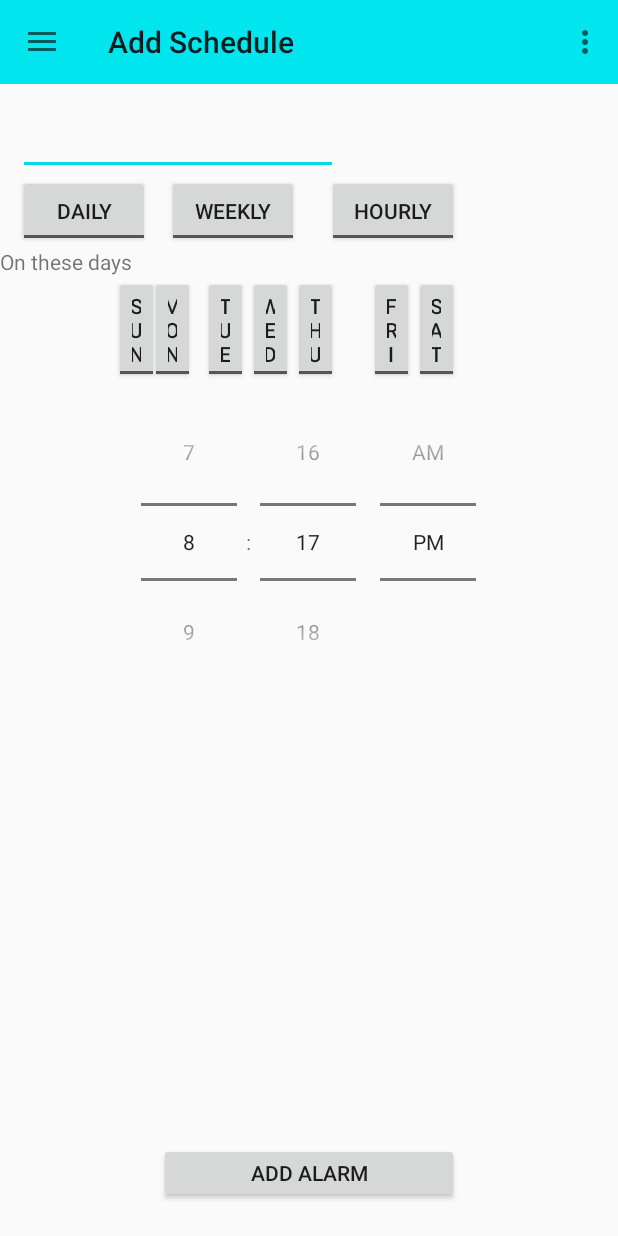
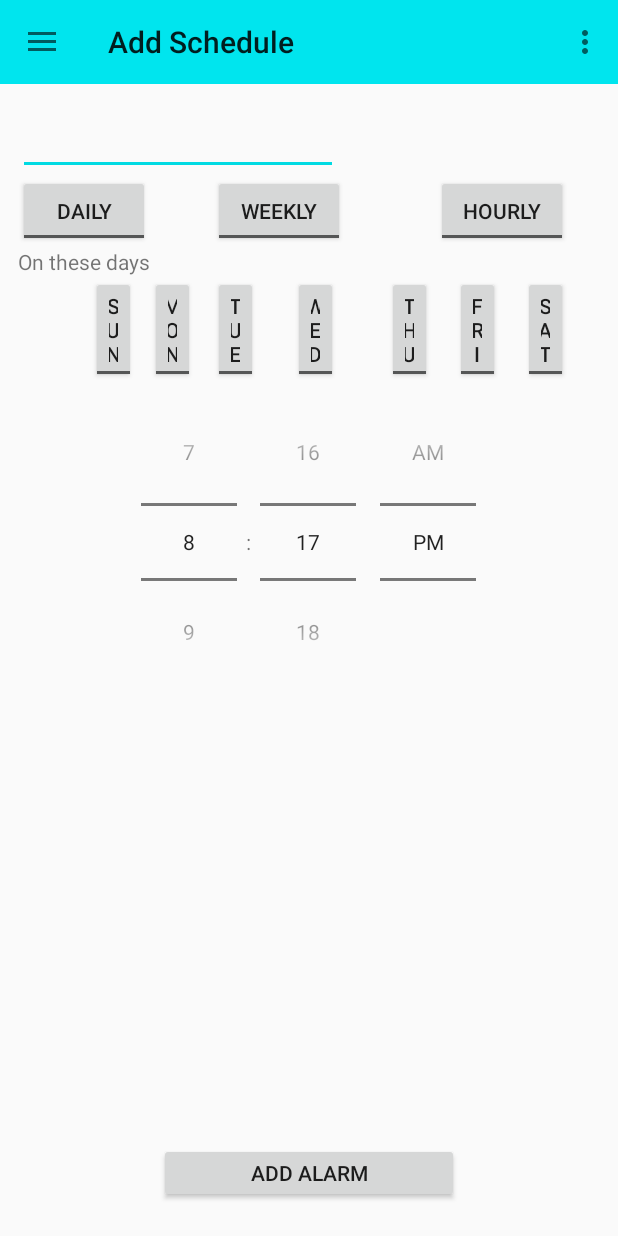
Before and after one commit to jddomingo/Scheduler, an Android app: the SchedulePage screen opened directly, with no data from a screen before it, on a phone screen of 412 x 824 dp. Run offline under Robolectric (Android 15) with nearby library versions, the phone set to English and light mode, and no system bars.

Commit message:
Minor UI changes.

```diff
--- a/app/build.gradle
+++ b/app/build.gradle
@@ -25,6 +25,8 @@ dependencies {
     androidTestCompile('com.android.support.test.espresso:espresso-core:2.2.2', {
         exclude group: 'com.android.support', module: 'support-annotations'
     })
+    // already includes 'com.android.support:recyclerview-v7:23.1.1'
+    compile 'com.github.brnunes:swipeablerecyclerview:1.0.2'
     compile 'com.android.support:appcompat-v7:21.1.1'
     compile 'com.android.support:cardview-v7:21.0.+'
     compile 'com.android.support:recyclerview-v7:25.0.+'
--- a/app/src/main/AndroidManifest.xml
+++ b/app/src/main/AndroidManifest.xml
@@ -23,6 +23,10 @@
             android:label="@string/title_activity_home_page"
             android:theme="@style/AppTheme.NoActionBar" />
         <activity
+            android:name="ListActivity"
+            android:label="List Activity"
+            android:theme="@style/AppTheme.NoActionBar" />
+        <activity
             android:name=".Settings"
             android:label="@string/title_activity_settings" />
         <activity
@@ -40,7 +44,6 @@
             android:enabled="true"
             android:exported="false" />
 
-        <activity android:name=".ListActivity"></activity>
     </application>
 
 </manifest>
--- a/app/src/main/java/com/example/gabd/scheduler/Alarm.java
+++ b/app/src/main/java/com/example/gabd/scheduler/Alarm.java
@@ -15,4 +15,8 @@ public class Alarm {
         this.name = name;
     }
 
+    public int getId () {
+        return id;
+    }
+
 }
--- a/app/src/main/java/com/example/gabd/scheduler/BackgroundService.java
+++ b/app/src/main/java/com/example/gabd/scheduler/BackgroundService.java
@@ -30,8 +30,6 @@ public class BackgroundService extends IntentService {
     private AlarmReceiver alarm;
     private Context context;
     TinyDB tdb;
-    public static final String MyPREFERENCES = "alarmspref";
-    SharedPreferences sharedpreferences;
     /**
     SharedPreferences sharedPref = context.getSharedPreferences(
             getString(R.string.pref_file_key), Context.MODE_PRIVATE
--- a/app/src/main/java/com/example/gabd/scheduler/RingtonePlayingService.java
+++ b/app/src/main/java/com/example/gabd/scheduler/RingtonePlayingService.java
@@ -7,6 +7,7 @@ import android.app.PendingIntent;
 import android.app.Service;
 import android.content.Context;
 import android.content.Intent;
+import android.media.AudioManager;
 import android.media.MediaPlayer;
 import android.os.Build;
 import android.os.IBinder;
@@ -41,6 +42,7 @@ public class RingtonePlayingService extends Service{
         PendingIntent pending_intent = PendingIntent.getActivity(this, 0, i_1, 0);
 
         media_player = MediaPlayer.create(this, R.raw.daydreamw);
+        media_player.setAudioStreamType(AudioManager.STREAM_MUSIC);
         media_player.start();
 
         return START_NOT_STICKY;
--- a/app/src/main/java/com/example/gabd/scheduler/SchedulePage.java
+++ b/app/src/main/java/com/example/gabd/scheduler/SchedulePage.java
@@ -26,6 +26,7 @@ import android.widget.CompoundButton;
 import android.widget.EditText;
 import android.widget.TextView;
 import android.widget.TimePicker;
+import android.widget.Toast;
 import android.widget.ToggleButton;
 
 import org.w3c.dom.Text;
@@ -125,6 +126,8 @@ public class SchedulePage extends AppCompatActivity
 
                 startService(myIntent);
 
+                Toast.makeText(v.getContext(), "Alarm added!", Toast.LENGTH_SHORT).show();
+
             }
         });
 
--- a/app/src/main/res/layout/activity_schedule_page.xml
+++ b/app/src/main/res/layout/activity_schedule_page.xml
@@ -1,6 +1,4 @@
 <?xml version="1.0" encoding="utf-8"?>
-
-
 <RelativeLayout xmlns:android="http://schemas.android.com/apk/res/android"
     xmlns:app="http://schemas.android.com/apk/res-auto"
     xmlns:tools="http://schemas.android.com/tools"
@@ -28,6 +26,16 @@
 
     </android.support.design.widget.AppBarLayout>
 
+    <android.support.v7.widget.Toolbar
+        android:id="@+id/toolbar"
+        android:layout_width="match_parent"
+        android:layout_height="?attr/actionBarSize"
+        android:background="@color/colorPrimary"
+        app:popupTheme="@style/AppTheme.PopupOverlay"
+        android:layout_below="@+id/appBarLayout"
+        android:layout_alignParentLeft="true"
+        android:layout_alignParentStart="true" />
+
     <EditText
         android:layout_width="wrap_content"
         android:layout_height="wrap_content"
@@ -53,18 +61,14 @@
         android:textOff="DAILY"
         android:textOn="DAILY"/>
 
-    <ToggleButton
-        android:text="ToggleButton"
+
+    <TimePicker
         android:layout_width="wrap_content"
         android:layout_height="wrap_content"
-        android:id="@+id/weekly"
-        android:layout_below="@+id/editText"
-        android:layout_toRightOf="@+id/daily"
-        android:layout_toEndOf="@+id/daily"
-        android:layout_marginLeft="11dp"
-        android:layout_marginStart="11dp"
-        android:textOff="WEEKLY"
-        android:textOn="WEEKLY" />
+        android:timePickerMode="spinner"
+        android:id="@+id/timePicker"
+        android:layout_below="@+id/toggleButton11"
+        android:layout_centerHorizontal="true" />
 
     <TextView
         android:layout_width="wrap_content"
@@ -72,33 +76,10 @@
         android:inputType="textPersonName"
         android:text="On these days"
         android:ems="10"
+        android:id="@+id/editText2"
         android:layout_below="@+id/daily"
-        android:id="@+id/editText2"
-        android:layout_alignParentRight="true"
-        android:layout_alignParentEnd="true"
-        android:layout_alignParentLeft="true"
-        android:layout_alignParentStart="true" />
-
-    <android.support.v7.widget.Toolbar
-        android:id="@+id/toolbar"
-        android:layout_width="match_parent"
-        android:layout_height="?attr/actionBarSize"
-        android:background="@color/colorPrimary"
-        app:popupTheme="@style/AppTheme.PopupOverlay"
-        android:layout_below="@+id/appBarLayout"
-        android:layout_alignParentLeft="true"
-        android:layout_alignParentStart="true" />
-
-    <ToggleButton
-        android:text="ToggleButton"
-        android:layout_width="wrap_content"
-        android:layout_height="wrap_content"
-        android:id="@+id/hourly"
-        android:textOff="HOURLY"
-        android:textOn="HOURLY"
-        android:layout_below="@+id/editText"
-        android:layout_alignRight="@+id/fab"
-        android:layout_alignEnd="@+id/fab" />
+        android:layout_alignLeft="@+id/daily"
+        android:layout_alignStart="@+id/daily" />
 
     <ToggleButton
         android:text="ToggleButton"
@@ -107,9 +88,12 @@
         android:layout_height="wrap_content"
         android:id="@+id/toggleButton11"
         android:layout_width="30dp"
-        android:layout_below="@+id/editText2"
-        android:layout_alignRight="@+id/hourly"
-        android:layout_alignEnd="@+id/hourly" />
+        android:layout_marginLeft="15dp"
+        android:layout_marginStart="15dp"
+        android:layout_alignBaseline="@+id/toggleButton10"
+        android:layout_alignBottom="@+id/toggleButton10"
+        android:layout_toRightOf="@+id/timePicker"
+        android:layout_toEndOf="@+id/timePicker" />
 
     <ToggleButton
         android:text="ToggleButton"
@@ -118,9 +102,23 @@
         android:layout_height="wrap_content"
         android:id="@+id/toggleButton10"
         android:layout_width="30dp"
-        android:layout_below="@+id/editText2"
-        android:layout_toLeftOf="@+id/toggleButton11"
-        android:layout_toStartOf="@+id/toggleButton11" />
+        android:layout_alignBaseline="@+id/toggleButton6"
+        android:layout_alignBottom="@+id/toggleButton6"
+        android:layout_alignRight="@+id/timePicker"
+        android:layout_alignEnd="@+id/timePicker" />
+
+    <ToggleButton
+        android:text="ToggleButton"
+        android:textOff="THU"
+        android:textOn="THU"
+        android:layout_height="wrap_content"
+        android:id="@+id/toggleButton7"
+        android:layout_width="30dp"
+        android:layout_above="@+id/timePicker"
+        android:layout_toLeftOf="@+id/toggleButton10"
+        android:layout_toStartOf="@+id/toggleButton10"
+        android:layout_marginRight="15dp"
+        android:layout_marginEnd="15dp" />
 
     <ToggleButton
         android:text="ToggleButton"
@@ -128,17 +126,6 @@
         android:textOn="WED"
         android:layout_height="wrap_content"
         android:id="@+id/toggleButton6"
-        android:layout_width="30dp"
-        android:layout_below="@+id/editText2"
-        android:layout_toLeftOf="@+id/toggleButton7"
-        android:layout_toStartOf="@+id/toggleButton7" />
-
-    <ToggleButton
-        android:text="ToggleButton"
-        android:textOff="THU"
-        android:textOn="THU"
-        android:layout_height="wrap_content"
-        android:id="@+id/toggleButton7"
         android:layout_width="30dp"
         android:layout_below="@+id/editText2"
         android:layout_alignRight="@+id/editText"
@@ -151,10 +138,9 @@
         android:layout_height="wrap_content"
         android:id="@+id/toggleButton5"
         android:layout_width="30dp"
-        android:layout_alignBaseline="@+id/toggleButton6"
-        android:layout_alignBottom="@+id/toggleButton6"
-        android:layout_toLeftOf="@+id/toggleButton6"
-        android:layout_toStartOf="@+id/toggleButton6" />
+        android:layout_below="@+id/editText2"
+        android:layout_alignRight="@+id/editText2"
+        android:layout_alignEnd="@+id/editText2" />
 
     <ToggleButton
         android:text="ToggleButton"
@@ -176,15 +162,31 @@
         android:layout_width="30dp"
         android:layout_below="@+id/editText2"
         android:layout_toLeftOf="@+id/fab"
-        android:layout_toStartOf="@+id/fab" />
+        android:layout_toStartOf="@+id/fab"
+        android:layout_marginRight="15dp"
+        android:layout_marginEnd="15dp" />
 
-    <TimePicker
+    <ToggleButton
+        android:text="ToggleButton"
         android:layout_width="wrap_content"
         android:layout_height="wrap_content"
-        android:timePickerMode="spinner"
-        android:id="@+id/timePicker"
-        android:layout_below="@+id/toggleButton11"
-        android:layout_centerHorizontal="true" />
+        android:id="@+id/hourly"
+        android:textOff="HOURLY"
+        android:textOn="HOURLY"
+        android:layout_below="@+id/editText"
+        android:layout_alignRight="@+id/toggleButton11"
+        android:layout_alignEnd="@+id/toggleButton11" />
+
+    <ToggleButton
+        android:text="ToggleButton"
+        android:layout_width="wrap_content"
+        android:layout_height="wrap_content"
+        android:id="@+id/weekly"
+        android:textOff="WEEKLY"
+        android:textOn="WEEKLY"
+        android:layout_below="@+id/editText"
+        android:layout_alignLeft="@+id/toggleButton5"
+        android:layout_alignStart="@+id/toggleButton5" />
 
 
 </RelativeLayout>
--- a/app/src/main/res/layout/front_page.xml
+++ b/app/src/main/res/layout/front_page.xml
@@ -1,5 +1,6 @@
 <?xml version="1.0" encoding="utf-8"?>
-<android.support.v4.widget.DrawerLayout xmlns:android="http://schemas.android.com/apk/res/android"
+<android.support.v4.widget.DrawerLayout
+    xmlns:android="http://schemas.android.com/apk/res/android"
     xmlns:app="http://schemas.android.com/apk/res-auto"
     xmlns:tools="http://schemas.android.com/tools"
     android:id="@+id/drawer_layout"
--- a/app/src/main/res/layout/nav_bar_schedule.xml
+++ b/app/src/main/res/layout/nav_bar_schedule.xml
@@ -1,5 +1,4 @@
 <?xml version="1.0" encoding="utf-8"?>
-
 <android.support.v4.widget.DrawerLayout
     xmlns:android="http://schemas.android.com/apk/res/android"
     xmlns:app="http://schemas.android.com/apk/res-auto"
--- a/app/src/main/res/layout/nav_header_list.xml
+++ b/app/src/main/res/layout/nav_header_list.xml
@@ -1,5 +1,4 @@
 <?xml version="1.0" encoding="utf-8"?>
-
 <android.support.v4.widget.DrawerLayout
     xmlns:android="http://schemas.android.com/apk/res/android"
     xmlns:app="http://schemas.android.com/apk/res-auto"
@@ -11,7 +10,7 @@
     tools:openDrawer="start">
 
     <include
-        layout="@layout/activity_schedule_page"
+        layout="@layout/activity_list"
         android:layout_width="match_parent"
         android:layout_height="match_parent" />
 
```
Also changed, not shown: app/src/main/java/com/example/gabd/scheduler/ListActivity.java (+51 -3 lines), app/src/main/res/layout/activity_list.xml (+23 -6 lines), app/src/main/res/layout/content_front_page.xml (+6 -1 lines).
